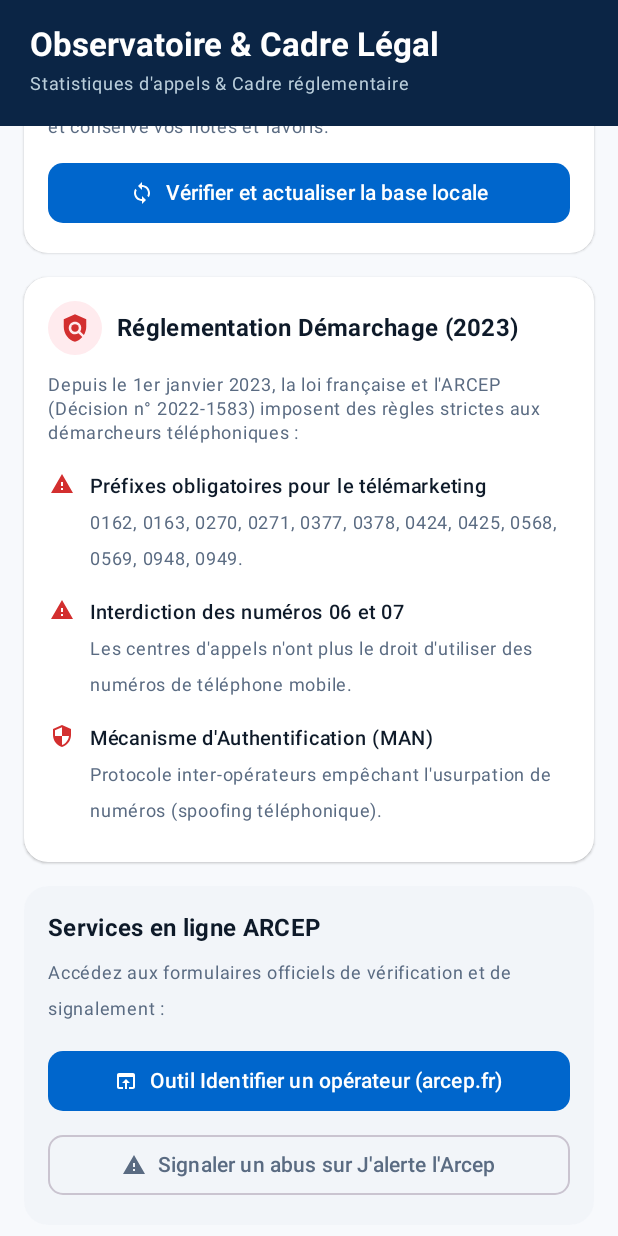
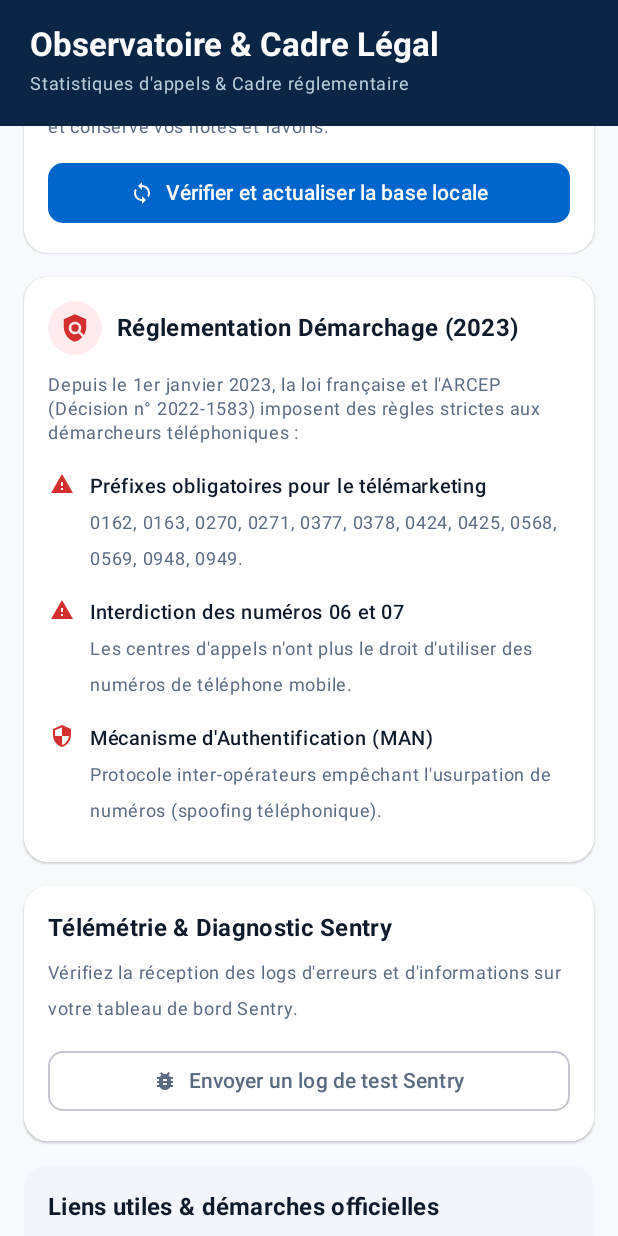
Before and after one commit to azman0101/call-inspector, an Android app built with Jetpack Compose: the composable StatsAndInfoScreen shown on its own in the app's theme, scrolled down 518 dp, on a phone screen of 412 x 824 dp. Run offline under Robolectric (Android 15) with nearby library versions, the light colour scheme and no system bars; libraries missing offline, so code that uses them is left out: io.sentry; network calls fail.

Commit message:
chore: enable and test Sentry telemetry
Update Sentry SDK, enable internal log capture via manifest, and add a test UI card to verify telemetry reporting.

```diff
--- a/app/src/main/AndroidManifest.xml
+++ b/app/src/main/AndroidManifest.xml
@@ -16,6 +16,10 @@
         android:roundIcon="@mipmap/ic_launcher_round"
         android:supportsRtl="true"
         android:theme="@style/Theme.MyApplication">
+
+        <!-- Active la capture des logs Sentry (SDK >= 8.12.0) -->
+        <meta-data android:name="io.sentry.logs.enabled" android:value="true" />
+
         <activity
             android:name=".MainActivity"
             android:exported="true"
--- a/app/src/main/java/com/example/OperatorInfoApp.kt
+++ b/app/src/main/java/com/example/OperatorInfoApp.kt
@@ -1,6 +1,7 @@
 package com.example
 
 import android.app.Application
+import io.sentry.Sentry
 import io.sentry.SentryOptions
 import io.sentry.android.core.SentryAndroid
 
@@ -71,6 +72,14 @@
                 event
             }
         }
+
+        // Vérification et émission d'un log de test au démarrage
+        try {
+            Sentry.logger().info("A simple log message")
+            Sentry.logger().error("A %s log message", "formatted")
+        } catch (_: Throwable) {
+            // Ignoré si le logger n'est pas actif
+        }
     }
 
     private fun sanitizeSensitiveText(text: String?): String? {
--- a/app/src/main/java/com/example/ui/screens/StatsAndInfoScreen.kt
+++ b/app/src/main/java/com/example/ui/screens/StatsAndInfoScreen.kt
@@ -3,6 +3,8 @@
 import android.content.Context
 import android.content.Intent
 import android.net.Uri
+import android.widget.Toast
+import io.sentry.Sentry
 import androidx.compose.foundation.background
 import androidx.compose.foundation.layout.Arrangement
 import androidx.compose.foundation.layout.Box
@@ -21,6 +23,7 @@
 import androidx.compose.foundation.verticalScroll
 import androidx.compose.material.icons.Icons
 import androidx.compose.material.icons.filled.Assessment
+import androidx.compose.material.icons.filled.BugReport
 import androidx.compose.material.icons.filled.CloudDownload
 import androidx.compose.material.icons.filled.CheckCircle
 import androidx.compose.material.icons.filled.Info
@@ -571,6 +574,48 @@
                 }
             }
 
+            // Télémétrie & Logs Sentry Test Card
+            Card(
+                colors = CardDefaults.cardColors(containerColor = MaterialTheme.colorScheme.surface),
+                shape = RoundedCornerShape(16.dp),
+                elevation = CardDefaults.cardElevation(defaultElevation = 1.dp),
+                modifier = Modifier.fillMaxWidth()
+            ) {
+                Column(modifier = Modifier.padding(16.dp)) {
+                    Text(
+                        text = "Télémétrie & Diagnostic Sentry",
+                        style = MaterialTheme.typography.titleMedium,
+                        fontWeight = FontWeight.Bold
+                    )
+                    Spacer(modifier = Modifier.height(6.dp))
+                    Text(
+                        text = "Vérifiez la réception des logs d'erreurs et d'informations sur votre tableau de bord Sentry.",
+                        fontSize = 12.sp,
+                        color = MaterialTheme.colorScheme.onSurfaceVariant
+                    )
+                    Spacer(modifier = Modifier.height(12.dp))
+                    OutlinedButton(
+                        onClick = {
+                            try {
+                                Sentry.logger().info("A simple log message")
+                                Sentry.logger().error("A %s log message", "formatted")
+                                Toast.makeText(context, "Logs envoyés à Sentry !", Toast.LENGTH_SHORT).show()
+                            } catch (_: Throwable) {
+                                Toast.makeText(context, "Logger Sentry non actif", Toast.LENGTH_SHORT).show()
+                            }
+                        },
+                        shape = RoundedCornerShape(10.dp),
+                        modifier = Modifier
+                            .fillMaxWidth()
+                            .testTag("send_sentry_test_log_button")
+                    ) {
+                        Icon(Icons.Default.BugReport, contentDescription = null, modifier = Modifier.size(16.dp))
+                        Spacer(modifier = Modifier.width(8.dp))
+                        Text("Envoyer un log de test Sentry")
+                    }
+                }
+            }
+
             // Direct Links to ARCEP Portal & J'alerte l'Arcep
             Card(
                 colors = CardDefaults.cardColors(containerColor = MaterialTheme.colorScheme.surfaceVariant.copy(alpha = 0.6f)),
@@ -579,7 +624,7 @@
             ) {
                 Column(modifier = Modifier.padding(16.dp)) {
                     Text(
-                        text = "Services en ligne ARCEP",
+                        text = "Liens utiles & démarches officielles",
                         style = MaterialTheme.typography.titleMedium,
                         fontWeight = FontWeight.Bold
                     )
@@ -602,7 +647,7 @@
                     ) {
                         Icon(Icons.Default.OpenInBrowser, contentDescription = null, modifier = Modifier.size(16.dp))
                         Spacer(modifier = Modifier.width(8.dp))
-                        Text("Outil Identifier un opérateur (arcep.fr)")
+                        Text("Portail officiel (arcep.fr)")
                     }
 
                     Spacer(modifier = Modifier.height(8.dp))
@@ -617,7 +662,7 @@
                     ) {
                         Icon(Icons.Default.ReportProblem, contentDescription = null, modifier = Modifier.size(16.dp))
                         Spacer(modifier = Modifier.width(8.dp))
-                        Text("Signaler un abus sur J'alerte l'Arcep")
+                        Text("Signaler un abus (jalerte.arcep.fr)")
                     }
                 }
             }
--- a/gradle/libs.versions.toml
+++ b/gradle/libs.versions.toml
@@ -41,7 +41,7 @@
 credentials = "1.5.0"
 googleid = "1.1.1"
 sentryPlugin = "6.22.0"
-sentry = "8.57.0"
+sentry = "8.58.0"
 
 
 [libraries]
```
